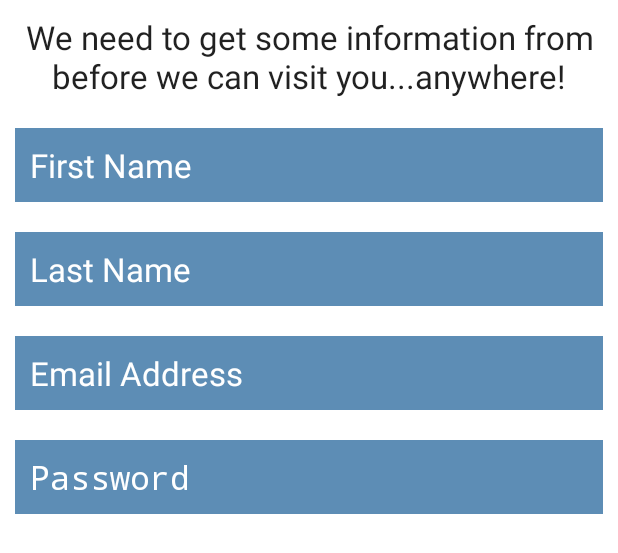
After one commit to marcusmotill/sickday, an Android app: the layout profilebuilder_fragment1.xml on its own in the app's theme, with its tools: preview values and no code run, on a phone screen of 412 x 824 dp. The commit adds this screen. Shown: the top 553 px of the screen. Run offline under Robolectric (Android 15) with nearby library versions, the phone set to English and light mode, and no system bars.

Commit message:
Added Parse, two fragments

```diff
--- /dev/null
+++ b/Parse-1.8.2/build.gradle
@@ -0,0 +1,2 @@
+configurations.create("default")
+artifacts.add("default", file('Parse-1.8.2.jar'))
--- a/app/build.gradle
+++ b/app/build.gradle
@@ -23,4 +23,7 @@ dependencies {
     compile fileTree(dir: 'libs', include: ['*.jar'])
     compile 'com.android.support:appcompat-v7:21.0.3'
     compile 'com.google.android.gms:play-services:6.5.87'
+    compile files('src/main/java/bolts-android-1.1.4.jar')
+    compile files('src/main/java/Parse-1.8.2.jar')
+    compile 'com.parse.bolts:bolts-android:1.+'
 }
--- a/app/src/main/AndroidManifest.xml
+++ b/app/src/main/AndroidManifest.xml
@@ -36,6 +36,7 @@
             </intent-filter>
         </activity>
         <activity android:name=".MainActivity" android:screenOrientation="portrait"/>
+        <activity android:name="com.facebook.LoginActivity"/>
 
         <meta-data
             android:name="com.google.android.gms.version"
@@ -44,6 +45,8 @@
         <meta-data
             android:name="com.google.android.maps.v2.API_KEY"
             android:value="AIzaSyD8T4kXN9LznfZEKP5H53uedeFcH_CZdtE" />
+
+
     </application>
 
 
--- /dev/null
+++ b/app/src/main/res/layout/profilebuilder_fragment1.xml
@@ -0,0 +1,84 @@
+<?xml version="1.0" encoding="utf-8"?>
+<RelativeLayout xmlns:android="http://schemas.android.com/apk/res/android"
+    android:layout_width="match_parent"
+    android:layout_height="match_parent"
+    android:background="@android:color/white">
+
+    <ScrollView
+        android:id="@+id/formscrollview1"
+        android:layout_width="match_parent"
+        android:layout_height="match_parent"
+        android:isScrollContainer="false">
+
+        <RelativeLayout
+            android:layout_width="match_parent"
+            android:layout_height="wrap_content">
+
+            <TextView
+                android:id="@+id/profilebuilderintro1"
+                android:layout_width="wrap_content"
+                android:layout_height="wrap_content"
+                android:layout_margin="10dp"
+                android:gravity="center"
+                android:text="@string/profilebuilder_intro"
+                android:textAppearance="@android:style/TextAppearance.Large" />
+
+            <EditText
+                android:id="@+id/formFirstName"
+                android:layout_width="match_parent"
+                android:layout_height="wrap_content"
+                android:layout_below="@+id/profilebuilderintro1"
+                android:layout_margin="10dp"
+                android:background="@color/sickday_blue"
+                android:hint="@string/profilebuilder_first_name"
+                android:padding="10dp"
+                android:textAppearance="@android:style/TextAppearance.Large"
+                android:textColor="@android:color/white"
+                android:textColorHint="@android:color/white" />
+
+            <EditText
+                android:id="@+id/formLastName"
+                android:layout_width="match_parent"
+                android:layout_height="wrap_content"
+                android:layout_below="@+id/formFirstName"
+                android:layout_margin="10dp"
+                android:background="@color/sickday_blue"
+                android:hint="@string/profilebuilder_last_name"
+                android:padding="10dp"
+                android:textAppearance="@android:style/TextAppearance.Large"
+                android:textColor="@android:color/white"
+                android:textColorHint="@android:color/white" />
+
+            <EditText
+                android:id="@+id/formEmail"
+                android:inputType="textEmailAddress"
+                android:layout_width="match_parent"
+                android:layout_height="wrap_content"
+                android:layout_below="@+id/formLastName"
+                android:layout_margin="10dp"
+                android:background="@color/sickday_blue"
+                android:hint="@string/profilebuilder_email"
+                android:padding="10dp"
+                android:textAppearance="@android:style/TextAppearance.Large"
+                android:textColor="@android:color/white"
+                android:textColorHint="@android:color/white" />
+
+            <EditText
+                android:id="@+id/formPassword"
+                android:layout_width="match_parent"
+                android:layout_height="wrap_content"
+                android:layout_below="@+id/formEmail"
+                android:layout_margin="10dp"
+                android:background="@color/sickday_blue"
+                android:hint="@string/profulebuilder_password"
+                android:inputType="textPassword"
+                android:padding="10dp"
+                android:textAppearance="@android:style/TextAppearance.Large"
+                android:textColor="@android:color/white"
+                android:textColorHint="@android:color/white" />
+
+        </RelativeLayout>
+    </ScrollView>
+
+
+</RelativeLayout>
--- a/app/src/main/res/values/strings.xml
+++ b/app/src/main/res/values/strings.xml
@@ -15,4 +15,15 @@
     <string name="call_sickday">Call Sickday</string>
     <string name="call_911">Call 911</string>
     <string name="check_connection">Please check your connection and try again</string>
+    <string name="profilebuilder_intro">We need to get some information from before we can visit you...anywhere!</string>
+    <string name="profilebuilder_first_name">First Name</string>
+    <string name="profilebuilder_last_name">Last Name</string>
+    <string name="profilebuilder_next_page">Next</string>
+    <string name="profilebuilder_email">Email Address</string>
+    <string name="profulebuilder_password">Password</string>
+    <string name="password_length_error">Password must be at least six characters long</string>
+    <string name="profilebuilder_insurance_name">Insurance Name</string>
+    <string name="profilebuilder_null_field">All fields are required</string>
+
+    <string name="app_id">1421088858189724</string>
 </resources>
--- a/app/src/main/res/values/styles.xml
+++ b/app/src/main/res/values/styles.xml
@@ -18,5 +18,6 @@
 
     <color name="sickday_blue">#5D8DB5</color>
     <color name="sickday_red">#A32626</color>
+    <color name="facebook_blue">#31488B</color>
 
 </resources>
--- /dev/null
+++ b/bolts-android-1.1.4/build.gradle
@@ -0,0 +1,2 @@
+configurations.create("default")
+artifacts.add("default", file('bolts-android-1.1.4.jar'))
```
Also changed, not shown: app/src/main/java/msqrd/sickday/Insurance_Information.java (added, +28 -0 lines), app/src/main/java/msqrd/sickday/MainActivity.java (+41 -3 lines), app/src/main/java/msqrd/sickday/ProfileBuilder_Fragment.java (added, +221 -0 lines), app/src/main/res/layout/profilebuilder_fragment2.xml (added, +33 -0 lines), app/src/main/res/layout/profilebuilder_main.xml (added, +25 -0 lines), 7 other files.
